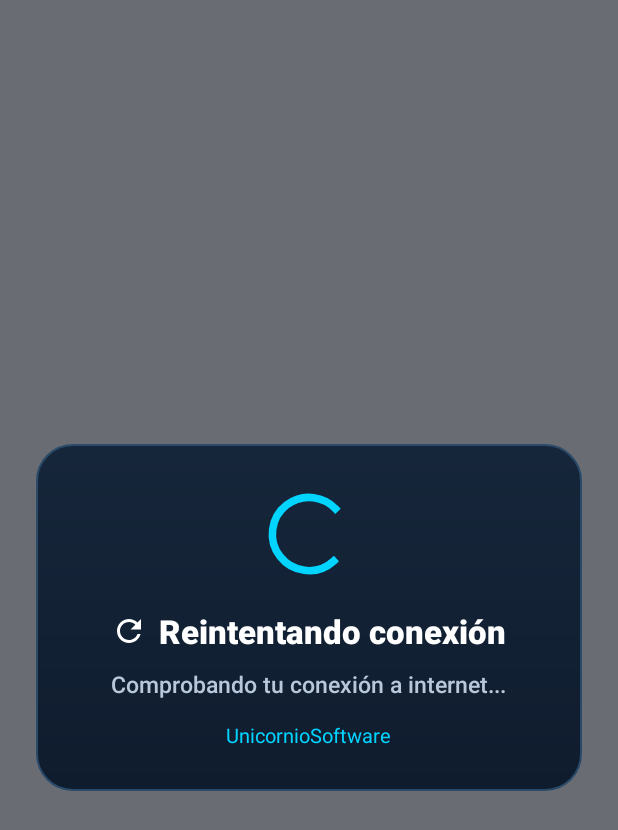
After one commit to kakycu/TransNuBeT, an Android app: the layout dialog_retrying.xml on its own in the app's theme, with its tools: preview values and no code run, on a phone screen of 412 x 824 dp. The commit adds this screen. Shown: the top 830 px of the screen. Run offline under Robolectric (Android 15) with nearby library versions, the phone set to English and light mode, and no system bars.

Commit message:
Agregar iconos y modal de reintento en estado sin conexión APK

```diff
--- /dev/null
+++ b/android-apk/app/src/main/res/drawable/ic_close.xml
@@ -0,0 +1,6 @@
+<vector xmlns:android="http://schemas.android.com/apk/res/android"
+    android:width="24dp" android:height="24dp" android:viewportWidth="24"
+    android:viewportHeight="24">
+    <path android:fillColor="#EAF2FA"
+        android:pathData="M19,6.41L17.59,5 12,10.59 6.41,5 5,6.41 10.59,12 5,17.59 6.41,19 12,13.41 17.59,19 19,17.59 13.41,12z"/>
+</vector>
--- /dev/null
+++ b/android-apk/app/src/main/res/drawable/ic_retry.xml
@@ -0,0 +1,6 @@
+<vector xmlns:android="http://schemas.android.com/apk/res/android"
+    android:width="24dp" android:height="24dp" android:viewportWidth="24"
+    android:viewportHeight="24">
+    <path android:fillColor="#FFFFFF"
+        android:pathData="M17.65,6.35C16.2,4.9 14.21,4 12,4c-4.42,0 -7.99,3.58 -7.99,8s3.57,8 7.99,8c3.73,0 6.84,-2.55 7.73,-6h-2.08c-0.82,2.33 -3.04,4 -5.65,4 -3.31,0 -6,-2.69 -6,-6s2.69,-6 6,-6c1.66,0 3.14,0.69 4.22,1.78L13,11h7V4l-2.35,2.35z"/>
+</vector>
--- /dev/null
+++ b/android-apk/app/src/main/res/drawable/ic_wifi_off.xml
@@ -0,0 +1,6 @@
+<vector xmlns:android="http://schemas.android.com/apk/res/android"
+    android:width="24dp" android:height="24dp" android:viewportWidth="24"
+    android:viewportHeight="24">
+    <path android:fillColor="#00D4FF"
+        android:pathData="M23.64,7c-0.45,-0.34 -4.93,-4 -11.64,-4 -1.5,0 -2.89,0.19 -4.15,0.48L18.18,13.8 23.64,7zM17.04,15.22L3.27,1.44 2,2.72l2.05,2.06C1.91,5.76 0.59,6.82 0.36,7l11.63,14.49 0.01,0.01 0.01,-0.01 3.9,-4.86 3.32,3.32 1.27,-1.27 -3.46,-3.46z"/>
+</vector>
--- /dev/null
+++ b/android-apk/app/src/main/res/layout/dialog_retrying.xml
@@ -0,0 +1,58 @@
+<?xml version="1.0" encoding="utf-8"?>
+<FrameLayout xmlns:android="http://schemas.android.com/apk/res/android"
+    android:layout_width="match_parent"
+    android:layout_height="match_parent"
+    android:background="#99050B14"
+    android:padding="24dp">
+
+    <LinearLayout
+        android:layout_width="match_parent"
+        android:layout_height="wrap_content"
+        android:layout_gravity="center"
+        android:background="@drawable/bg_offline_card"
+        android:gravity="center_horizontal"
+        android:orientation="vertical"
+        android:padding="28dp">
+
+        <ProgressBar
+            android:id="@+id/retrySpinner"
+            style="?android:attr/progressBarStyleLarge"
+            android:layout_width="64dp"
+            android:layout_height="64dp"
+            android:indeterminate="true"
+            android:indeterminateTint="#00D4FF" />
+
+        <TextView
+            android:layout_width="wrap_content"
+            android:layout_height="wrap_content"
+            android:layout_marginTop="18dp"
+            android:drawableStart="@drawable/ic_retry"
+            android:drawablePadding="8dp"
+            android:fontFamily="sans-serif-black"
+            android:gravity="center"
+            android:text="Reintentando conexión"
+            android:textColor="#FFFFFF"
+            android:textSize="22sp" />
+
+        <TextView
+            android:id="@+id/retryStatus"
+            android:layout_width="wrap_content"
+            android:layout_height="wrap_content"
+            android:layout_marginTop="10dp"
+            android:fontFamily="sans-serif-medium"
+            android:gravity="center"
+            android:lineSpacingExtra="4dp"
+            android:text="Comprobando tu conexión a internet..."
+            android:textColor="#B8C7D9"
+            android:textSize="15sp" />
+
+        <TextView
+            android:layout_width="wrap_content"
+            android:layout_height="wrap_content"
+            android:layout_marginTop="14dp"
+            android:fontFamily="sans-serif"
+            android:text="UnicornioSoftware"
+            android:textColor="#00D4FF"
+            android:textSize="13sp" />
+    </LinearLayout>
+</FrameLayout>
```
Also changed, not shown: android-apk/app/src/main/java/com/unicorniosoftware/app/MainActivity.kt (+22 -0 lines), android-apk/app/src/main/res/layout/dialog_no_connection.xml (+10 -0 lines), 2 other files.
